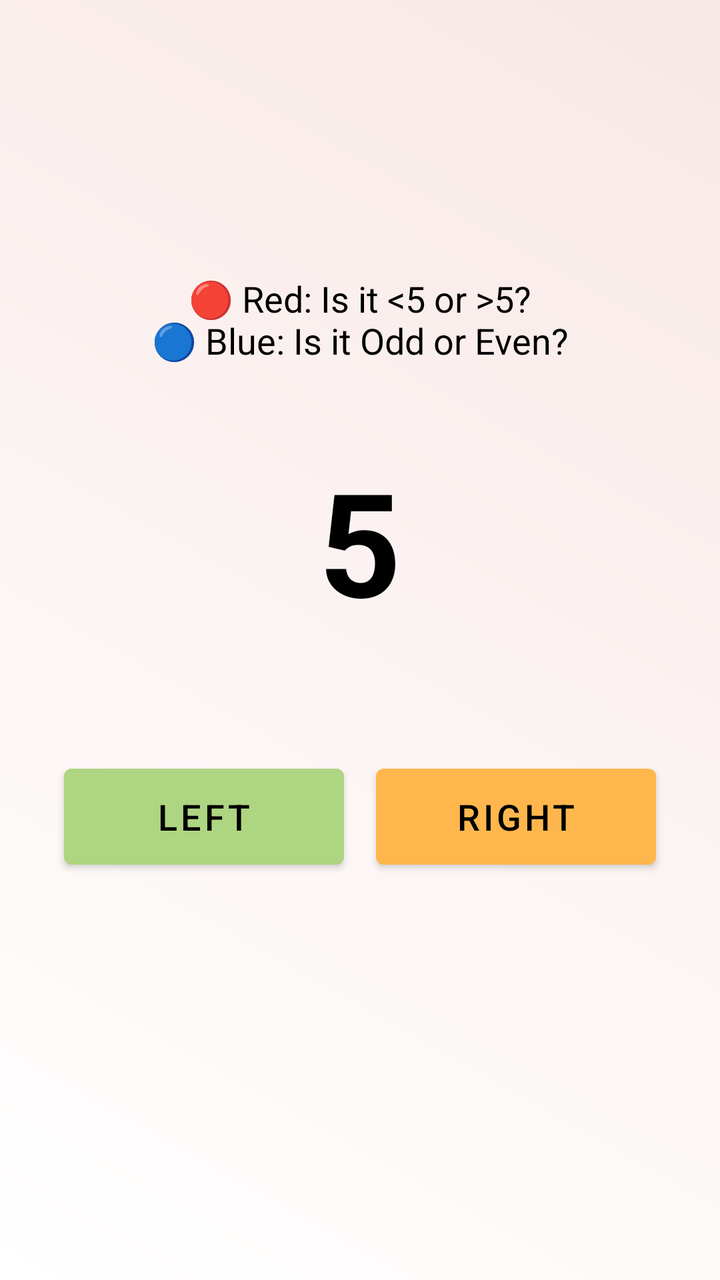
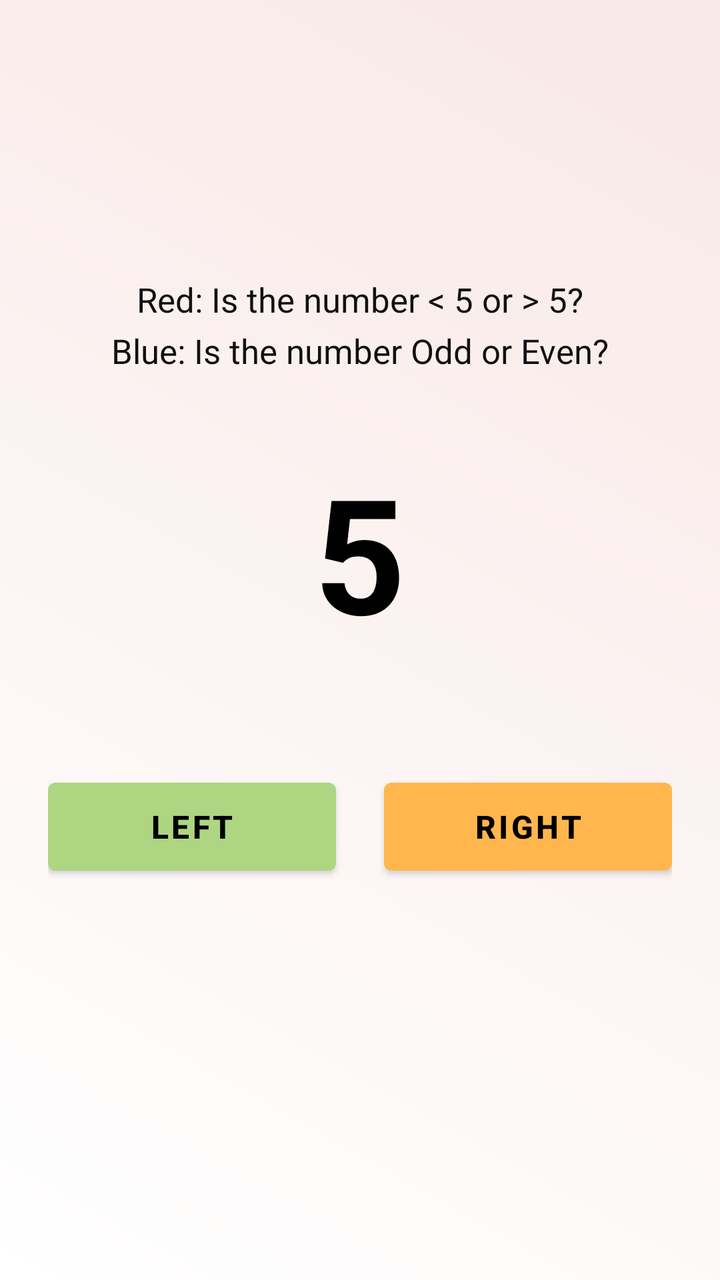

Compare the two renders of this Android layout. The source of the first and the diff that turns it into the second are given below.
<!-- AndroidManifest.xml: application theme Theme.CogniSync -->
<!-- res/layout/activity_task_switch.xml -->
<?xml version="1.0" encoding="utf-8"?>
<LinearLayout xmlns:android="http://schemas.android.com/apk/res/android"
    android:orientation="vertical"
    android:layout_width="match_parent"
    android:layout_height="match_parent"
    android:gravity="center"
    android:background="@drawable/background_gradient"
    android:fitsSystemWindows="true"
    android:padding="24dp">

    <TextView
        android:id="@+id/tvInstruction"
        android:layout_width="match_parent"
        android:layout_height="wrap_content"
        android:text="🔴 Red: Is it &lt;5 or &gt;5?\n🔵 Blue: Is it Odd or Even?"
        android:textSize="18sp"
        android:textColor="#000"
        android:gravity="center"
        android:layout_marginBottom="40dp" />

    <TextView
        android:id="@+id/tvNumber"
        android:layout_width="wrap_content"
        android:layout_height="wrap_content"
        android:text="5"
        android:textColor="#000"
        android:textSize="72sp"
        android:textStyle="bold"
        android:layout_marginBottom="60dp" />

    <LinearLayout
        android:layout_width="match_parent"
        android:layout_height="wrap_content"
        android:orientation="horizontal"
        android:gravity="center">

        <Button
            android:id="@+id/btnLeft"
            android:layout_width="140dp"
            android:layout_height="60dp"
            android:text="LEFT"
            android:textSize="18sp"
            android:backgroundTint="#AED581"
            android:textColor="#000"
            android:layout_marginEnd="16dp"/>

        <Button
            android:id="@+id/btnRight"
            android:layout_width="140dp"
            android:layout_height="60dp"
            android:text="RIGHT"
            android:textSize="18sp"
            android:backgroundTint="#FFB74D"
            android:textColor="#000"/>
    </LinearLayout>

    <TextView
        android:id="@+id/tvResult"
        android:layout_width="wrap_content"
        android:layout_height="wrap_content"
        android:text=""
        android:textSize="18sp"
        android:textColor="#333"
        android:layout_marginTop="40dp"
        android:gravity="center" />

</LinearLayout>
<!-- resources referenced by this layout -->
<resources>
  <!-- drawable background_gradient (drawable) -->
  <?xml version="1.0" encoding="utf-8"?>
  <shape xmlns:android="http://schemas.android.com/apk/res/android">
      <gradient
          android:angle="45"
          android:startColor="#Ffffff"
          android:endColor="#F8E8E6"
          android:type="linear" />
  </shape>
  <style name="Theme.CogniSync" parent="Theme.MaterialComponents.DayNight.NoActionBar">
  
  
  
          
          <item name="android:statusBarColor">@android:color/white</item>
          <item name="android:windowLightStatusBar">true</item>
  
      </style>
</resources>

<!-- the commit's change to res/layout/activity_task_switch.xml (unified diff, before → after) -->
@@ -8,26 +8,30 @@
     android:fitsSystemWindows="true"
     android:padding="24dp">
 
+    
     <TextView
         android:id="@+id/tvInstruction"
         android:layout_width="match_parent"
         android:layout_height="wrap_content"
-        android:text="🔴 Red: Is it &lt;5 or &gt;5?\n🔵 Blue: Is it Odd or Even?"
-        android:textSize="18sp"
-        android:textColor="#000"
+        android:text="Red: Is the number &lt; 5 or &gt; 5?\nBlue: Is the number Odd or Even?"
+        android:textSize="17sp"
+        android:textColor="#111111"
         android:gravity="center"
-        android:layout_marginBottom="40dp" />
+        android:lineSpacingExtra="6dp"
+        android:layout_marginBottom="36dp" />
 
+    
     <TextView
         android:id="@+id/tvNumber"
         android:layout_width="wrap_content"
         android:layout_height="wrap_content"
         android:text="5"
-        android:textColor="#000"
-        android:textSize="72sp"
+        android:textColor="#000000"
+        android:textSize="80sp"
         android:textStyle="bold"
-        android:layout_marginBottom="60dp" />
+        android:layout_marginBottom="56dp" />
 
+    
     <LinearLayout
         android:layout_width="match_parent"
         android:layout_height="wrap_content"
@@ -36,32 +40,41 @@
 
         <Button
             android:id="@+id/btnLeft"
-            android:layout_width="140dp"
-            android:layout_height="60dp"
+            android:layout_width="0dp"
+            android:layout_height="56dp"
+            android:layout_weight="1"
             android:text="LEFT"
-            android:textSize="18sp"
+            android:textSize="16sp"
+            android:textStyle="bold"
+            android:textAllCaps="true"
             android:backgroundTint="#AED581"
-            android:textColor="#000"
-            android:layout_marginEnd="16dp"/>
+            android:textColor="#000000"
+            android:layout_marginEnd="12dp" />
 
         <Button
             android:id="@+id/btnRight"
-            android:layout_width="140dp"
-            android:layout_height="60dp"
+            android:layout_width="0dp"
+            android:layout_height="56dp"
+            android:layout_weight="1"
             android:text="RIGHT"
-            android:textSize="18sp"
+            android:textSize="16sp"
+            android:textStyle="bold"
+            android:textAllCaps="true"
             android:backgroundTint="#FFB74D"
-            android:textColor="#000"/>
+            android:textColor="#000000"
+            android:layout_marginStart="12dp" />
     </LinearLayout>
 
+    
     <TextView
         android:id="@+id/tvResult"
         android:layout_width="wrap_content"
         android:layout_height="wrap_content"
         android:text=""
         android:textSize="18sp"
-        android:textColor="#333"
-        android:layout_marginTop="40dp"
+        android:textStyle="bold"
+        android:textColor="#333333"
+        android:layout_marginTop="36dp"
         android:gravity="center" />
 
 </LinearLayout>
